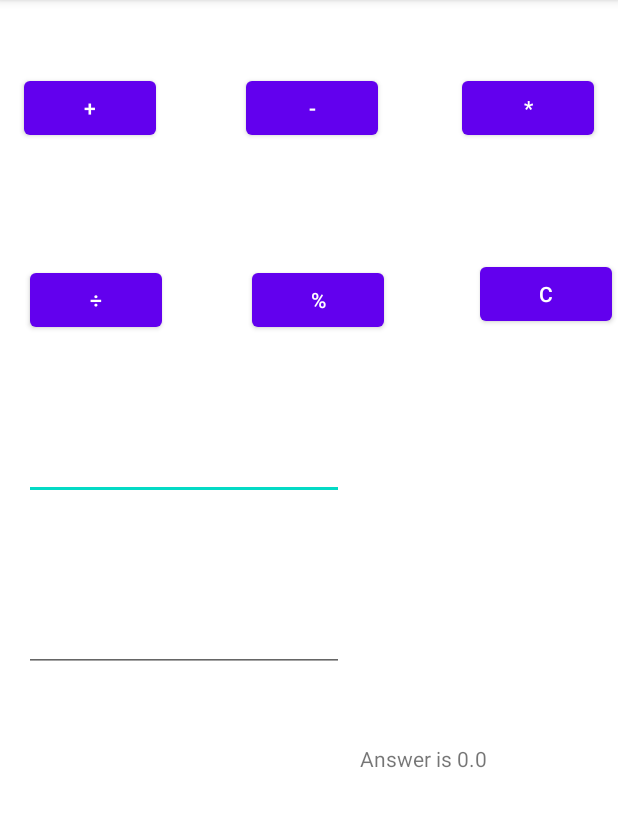
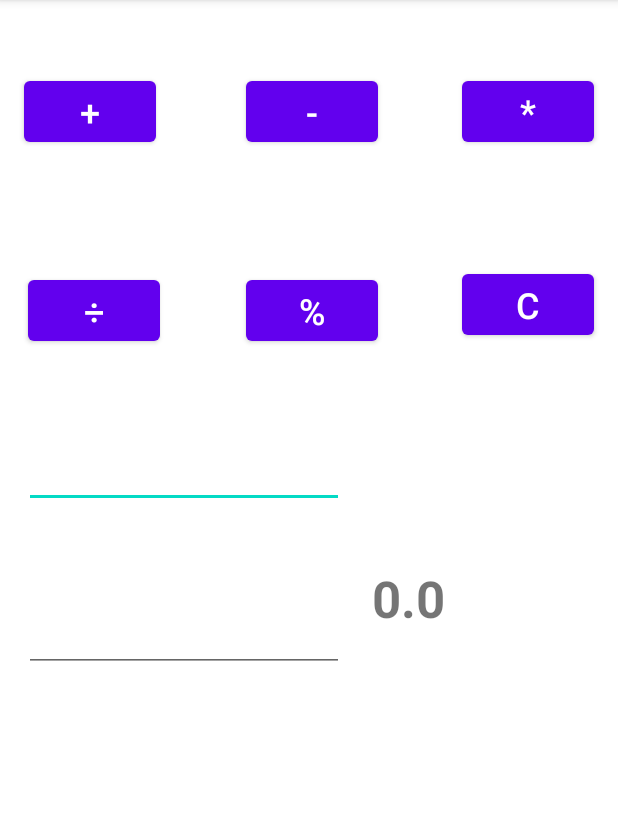
Before and after one commit to FaheemAhmeNoor/Android-Calculator, an Android app: the screen it shows after launch (MainActivity), after a tap on an icon or button, on a phone screen of 412 x 824 dp, the part 84-911 px from its top. Run offline under Robolectric (Android 15) with nearby library versions, the phone set to English and light mode, and no system bars; 1 statement that could not run was skipped; 1 other tap on this screen came first.

```diff
--- a/app/src/main/java/com/example/calculator/MainActivity.java
+++ b/app/src/main/java/com/example/calculator/MainActivity.java
@@ -43,6 +43,7 @@ public class MainActivity extends AppCompatActivity {
             }
         });
 
+
         btnMinus.setOnClickListener(new View.OnClickListener() {
             @Override
             public void onClick(View v) {
@@ -52,7 +53,7 @@ public class MainActivity extends AppCompatActivity {
 
                 ans = firstValue - secondValue;
 
-                textView.setText("Answer is " + ans);
+                textView.setText("" + ans);
             }
         });
         btnMul.setOnClickListener(new View.OnClickListener() {
@@ -64,7 +65,7 @@ public class MainActivity extends AppCompatActivity {
 
                 ans = firstValue * secondValue;
 
-                textView.setText("Answer is " + ans);
+                textView.setText("" + ans);
             }
         });
 
@@ -77,7 +78,7 @@ public class MainActivity extends AppCompatActivity {
 
                 ans = firstValue / secondValue;
 
-                textView.setText("Answer is " + ans);
+                textView.setText("" + ans);
             }
         });
 
@@ -89,12 +90,18 @@ public class MainActivity extends AppCompatActivity {
                 secondVal = 100;
                 ans = firstValue / secondVal;
 
-                textView.setText("Answer is " + ans);
+                textView.setText("" + ans);
+            }
+        });
+
+        btnClear.setOnClickListener(new View.OnClickListener() {
+            @Override
+            public void onClick(View v) {
+                editTxt01.setText("");
+                editTxt02.setText("");
             }
         });
 
 
-
-
     }
 }
--- a/app/src/main/res/layout/activity_main.xml
+++ b/app/src/main/res/layout/activity_main.xml
@@ -7,23 +7,13 @@
     tools:context=".MainActivity">
 
     <Button
-        android:id="@+id/btnMinus"
-        android:layout_width="wrap_content"
-        android:layout_height="wrap_content"
-        android:layout_marginEnd="56dp"
-        android:text="@string/Minus"
-        app:layout_constraintBottom_toBottomOf="@+id/btnMul"
-        app:layout_constraintEnd_toStartOf="@+id/btnMul"
-        app:layout_constraintTop_toTopOf="@+id/btnMul"
-        app:layout_constraintVertical_bias="0.0" />
-
-    <Button
         android:id="@+id/btnMul"
         android:layout_width="wrap_content"
         android:layout_height="wrap_content"
         android:layout_marginTop="48dp"
         android:layout_marginEnd="16dp"
         android:text="@string/Multiply"
+        android:textSize="24sp"
         app:layout_constraintEnd_toEndOf="parent"
         app:layout_constraintTop_toTopOf="parent" />
 
@@ -33,9 +23,22 @@
         android:layout_height="wrap_content"
         android:layout_marginStart="16dp"
         android:text="@string/Plus"
+        android:textSize="24sp"
         app:layout_constraintBottom_toBottomOf="@+id/btnMinus"
         app:layout_constraintStart_toStartOf="parent"
         app:layout_constraintTop_toTopOf="@+id/btnMinus"
+        app:layout_constraintVertical_bias="0.0" />
+
+    <Button
+        android:id="@+id/btnMinus"
+        android:layout_width="wrap_content"
+        android:layout_height="wrap_content"
+        android:layout_marginEnd="56dp"
+        android:text="@string/Minus"
+        android:textSize="24sp"
+        app:layout_constraintBottom_toBottomOf="@+id/btnMul"
+        app:layout_constraintEnd_toStartOf="@+id/btnMul"
+        app:layout_constraintTop_toTopOf="@+id/btnMul"
         app:layout_constraintVertical_bias="0.0" />
 
     <Button
@@ -44,6 +47,7 @@
         android:layout_height="wrap_content"
         android:layout_marginTop="60dp"
         android:text="@string/Division"
+        android:textSize="24sp"
         app:layout_constraintBottom_toBottomOf="parent"
         app:layout_constraintEnd_toStartOf="@+id/btnPercentage"
         app:layout_constraintHorizontal_bias="0.246"
@@ -57,8 +61,10 @@
         android:layout_height="wrap_content"
         android:layout_marginEnd="60dp"
         android:text="@string/Percentage"
+        android:textSize="24sp"
         app:layout_constraintBottom_toBottomOf="@+id/btnDiv"
         app:layout_constraintEnd_toStartOf="@+id/btnClear"
+        app:layout_constraintHorizontal_bias="0.0"
         app:layout_constraintStart_toStartOf="@+id/btnMinus"
         app:layout_constraintTop_toTopOf="@+id/btnDiv"
         app:layout_constraintVertical_bias="0.0" />
@@ -68,8 +74,9 @@
         android:layout_width="wrap_content"
         android:layout_height="wrap_content"
         android:layout_marginTop="76dp"
-        android:layout_marginEnd="4dp"
+        android:layout_marginEnd="16dp"
         android:text="@string/Clear"
+        android:textSize="24sp"
         app:layout_constraintEnd_toEndOf="parent"
         app:layout_constraintTop_toBottomOf="@+id/btnMul" />
 
@@ -101,14 +108,16 @@
 
     <TextView
         android:id="@+id/textView"
-        android:layout_width="172dp"
-        android:layout_height="81dp"
-        android:layout_marginTop="84dp"
+        android:layout_width="160dp"
+        android:layout_height="52dp"
+        android:layout_marginEnd="4dp"
+        android:hint=" "
         android:text="@string/TextView"
+        android:textColorHighlight="#3E6F97"
+        android:textSize="34sp"
+        android:textStyle="bold"
         app:layout_constraintBottom_toBottomOf="parent"
         app:layout_constraintEnd_toEndOf="parent"
-        app:layout_constraintHorizontal_bias="1.0"
-        app:layout_constraintStart_toStartOf="parent"
-        app:layout_constraintTop_toTopOf="@+id/editTxt02"
-        app:layout_constraintVertical_bias="0.045" />
+        app:layout_constraintTop_toBottomOf="@+id/btnClear"
+        app:layout_constraintVertical_bias="0.302" />
 </androidx.constraintlayout.widget.ConstraintLayout>
```
